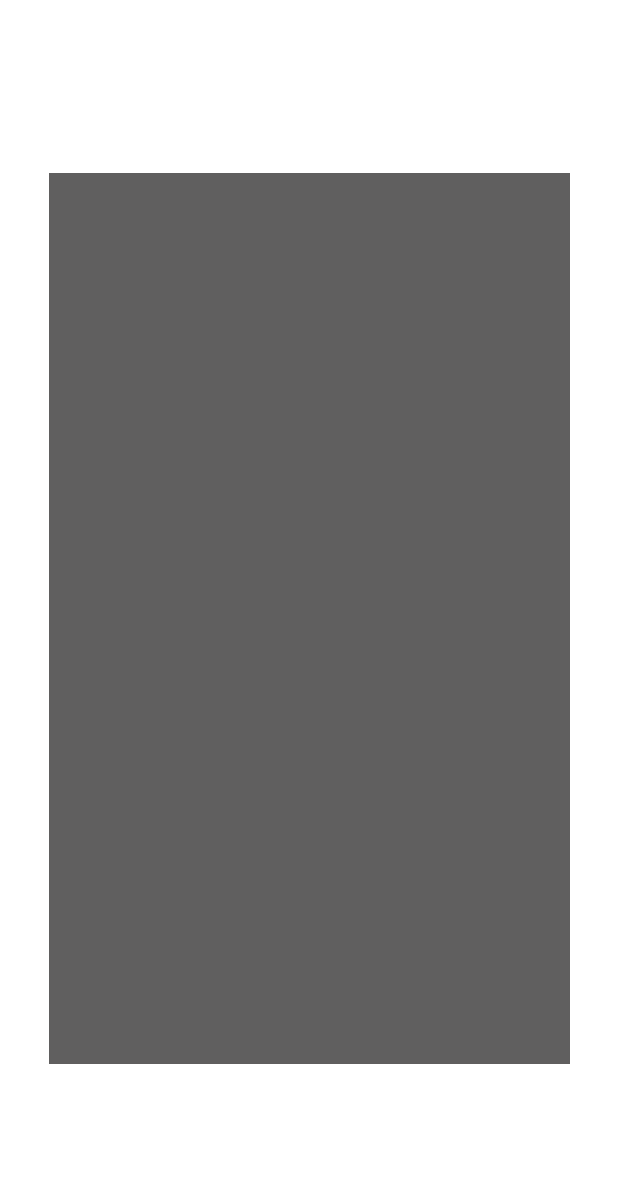
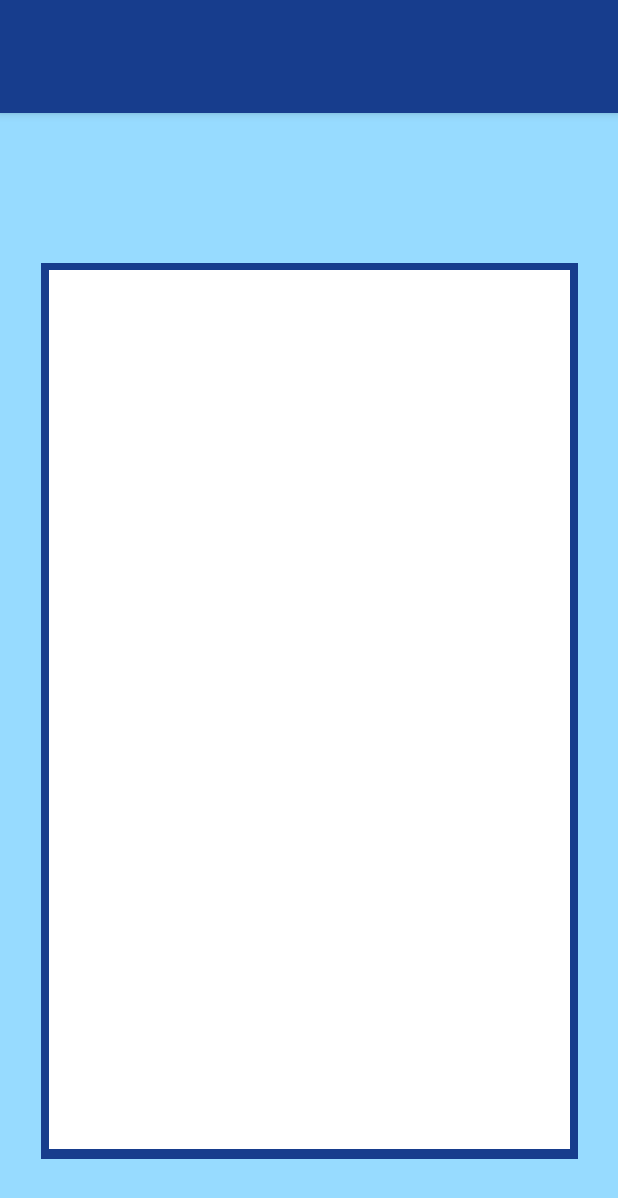
Before and after one commit to uoclnotario/P8-PuzzleDroid, an Android app: the layout activity_game.xml on its own in the app's theme, with its tools: preview values and no code run, on a phone screen of 412 x 824 dp. Shown: the top 1198 px of the screen. Run offline under Robolectric (Android 15) with nearby library versions, the phone set to English and light mode, and no system bars.

```diff
--- a/4puzzleGame/app/src/main/res/layout/activity_game.xml
+++ b/4puzzleGame/app/src/main/res/layout/activity_game.xml
@@ -6,19 +6,47 @@
     android:layout_height="match_parent"
     tools:context=".lyUi.MainActivity">
 
+    <com.google.android.material.appbar.AppBarLayout
+        android:layout_width="match_parent"
+        android:layout_height="wrap_content"
+        android:theme="@style/Theme.4puzzleGame.AppBarOverlay">
+
+        <androidx.appcompat.widget.Toolbar
+            android:id="@+id/toolbar"
+            android:layout_width="match_parent"
+            android:layout_height="75dp"
+            android:background="#173D8D"
+            app:popupTheme="@style/Theme.4puzzleGame.PopupOverlay" />
+
+    </com.google.android.material.appbar.AppBarLayout>
+
     <androidx.constraintlayout.widget.ConstraintLayout
         android:layout_width="match_parent"
-        android:layout_height="match_parent">
+        android:layout_height="match_parent"
+        android:background="#97DBFF">
+
+        <ImageView
+            android:id="@+id/ivTablero2"
+            android:layout_width="358dp"
+            android:layout_height="597dp"
+            android:background="#173D8D"
+            app:layout_constraintBottom_toBottomOf="parent"
+            app:layout_constraintEnd_toEndOf="parent"
+            app:layout_constraintStart_toStartOf="parent"
+            app:layout_constraintTop_toTopOf="parent"
+            app:layout_constraintVertical_bias="0.773" />
 
         <ImageView
             android:id="@+id/ivTablero"
             android:layout_width="347dp"
-            android:layout_height="594dp"
-            android:background="#605F5F"
+            android:layout_height="586dp"
+            android:background="#FFFFFF"
             app:layout_constraintBottom_toBottomOf="parent"
             app:layout_constraintEnd_toEndOf="parent"
             app:layout_constraintStart_toStartOf="parent"
-            app:layout_constraintTop_toTopOf="parent" />
+            app:layout_constraintTop_toTopOf="parent"
+            app:layout_constraintVertical_bias="0.755" />
+
     </androidx.constraintlayout.widget.ConstraintLayout>
 
     <RelativeLayout
```
Also changed, not shown: 4puzzleGame/app/src/main/AndroidManifest.xml (+12 -6 lines), 4puzzleGame/app/src/main/java/com/puzzle/Game/lyLogicalBusiness/Picture.kt (+17 -5 lines), 4puzzleGame/app/src/main/java/com/puzzle/Game/lyUi/SelectPictureActivity.kt (+99 -0 lines).
